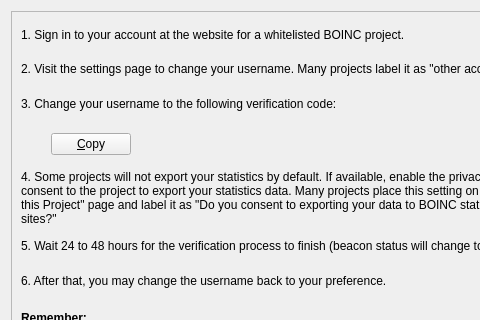
Before: the Qt Designer form src/qt/forms/researcherwizardauthpage.ui in gridcoin-community/Gridcoin-Research, drawn with Qt 5; both pictures show x 0 to 480 and y 0 to 320 of the 630 by 480 pixel window.
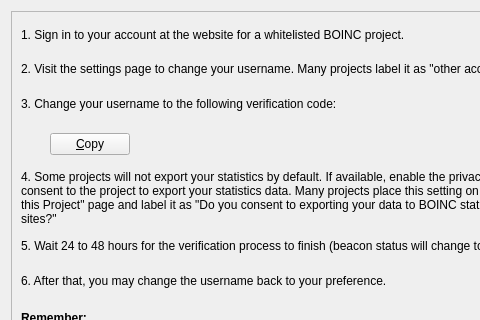
After: the same form once the commit is applied. Icons and pictures are not drawn.

The edit to the form file:
```diff
--- a/src/qt/forms/researcherwizardauthpage.ui
+++ b/src/qt/forms/researcherwizardauthpage.ui
@@ -111,7 +111,6 @@
            <property name="font">
             <font>
              <family>Monospace</family>
-             <pointsize>10</pointsize>
             </font>
            </property>
            <property name="text">
```
